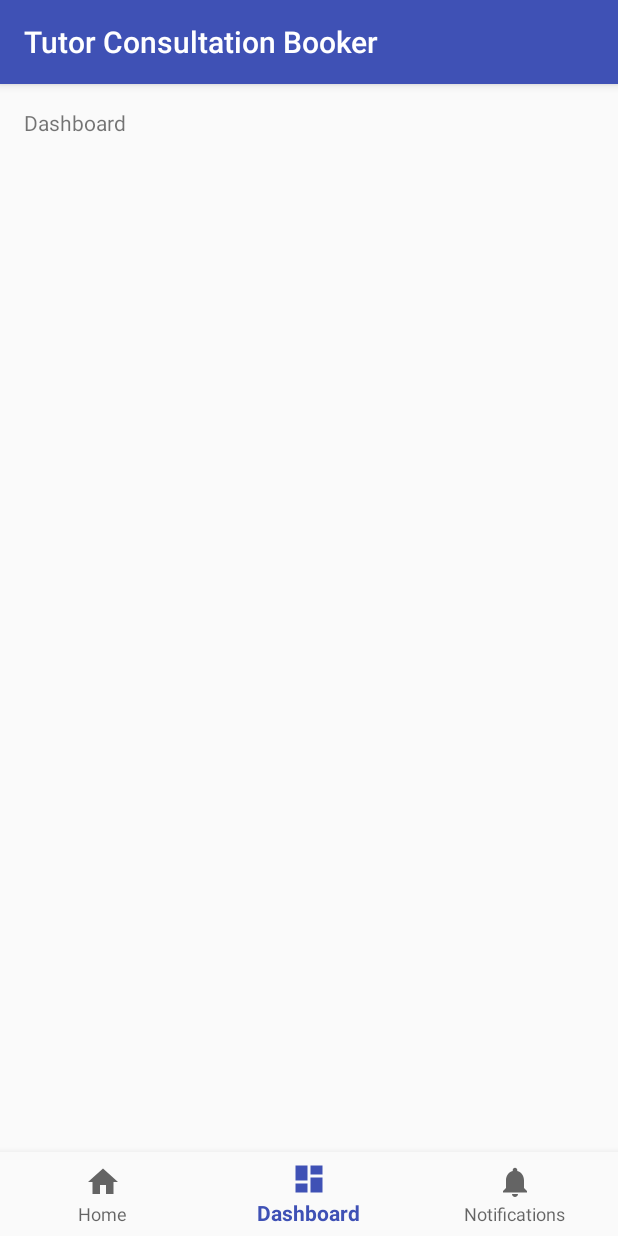
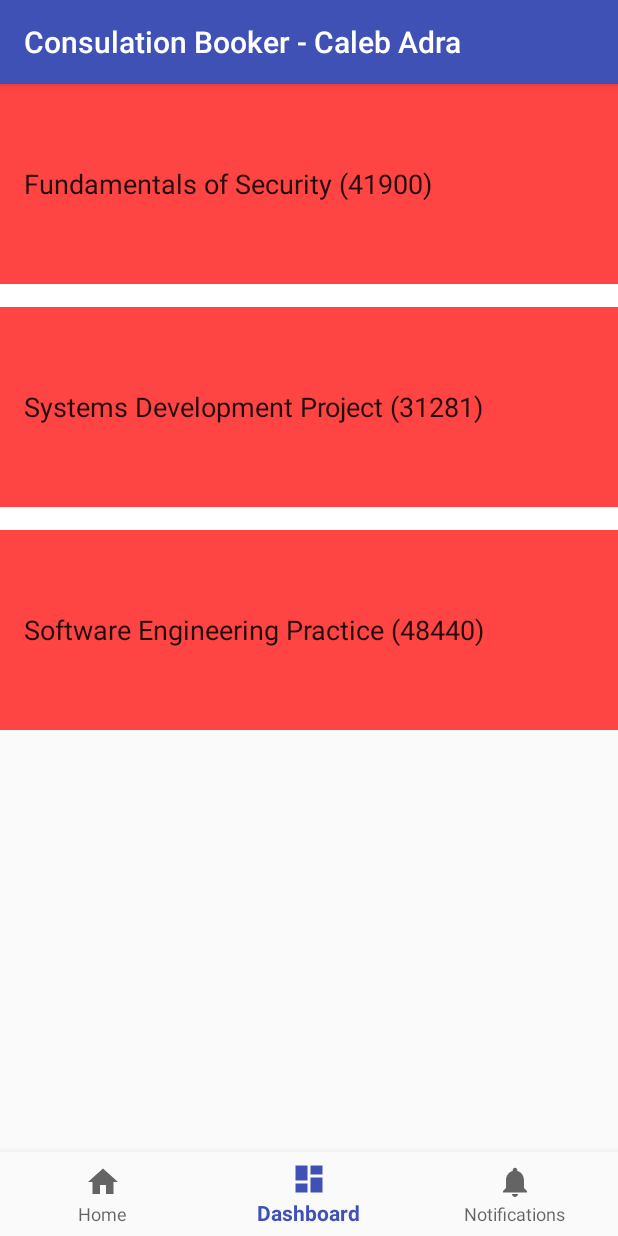
Before and after one commit to sc1122/SEPProject, an Android app: the StudentMenu screen opened directly, with no data from a screen before it, item 2 of the bottom bar chosen, on a phone screen of 412 x 824 dp. Run offline under Robolectric (Android 15) with nearby library versions, the light colour scheme and no system bars.

Commit message:
Finished prototype

```diff
--- a/SEPPrototype/app/build.gradle
+++ b/SEPPrototype/app/build.gradle
@@ -28,5 +28,6 @@ dependencies {
     compile 'com.android.support:appcompat-v7:26.+'
     compile 'com.android.support:design:26.+'
     compile 'com.android.support:support-vector-drawable:26.+'
+    compile 'com.android.support.constraint:constraint-layout:1.0.2'
     testCompile 'junit:junit:4.12'
 }
--- a/SEPPrototype/app/src/main/java/uts/sep/tcba/sepprototype/StudentMenu.java
+++ b/SEPPrototype/app/src/main/java/uts/sep/tcba/sepprototype/StudentMenu.java
@@ -1,44 +1,163 @@
 package uts.sep.tcba.sepprototype;
 
+import android.app.AlertDialog;
+import android.content.DialogInterface;
+import android.content.Intent;
 import android.os.Bundle;
 import android.support.annotation.NonNull;
 import android.support.design.widget.BottomNavigationView;
+import android.support.design.widget.FloatingActionButton;
 import android.support.v7.app.AppCompatActivity;
 import android.view.MenuItem;
-import android.widget.TextView;
+import android.view.View;
+import android.view.ViewGroup;
+import android.widget.*;
+import android.util.Log;
+import android.widget.AdapterView.OnItemClickListener;
+
+import java.util.ArrayList;
 
 public class StudentMenu extends AppCompatActivity{
 
 private TextView mTextMessage;
+private ListView listView;
+private FloatingActionButton newBookingButton;
+private ArrayList<String> bookings = new ArrayList<String>();
+private ArrayList<String> subjects = new ArrayList<String>();
+private ArrayList<String> pageList = new ArrayList<String>();
+private ArrayAdapter adapter;
 
-private BottomNavigationView.OnNavigationItemSelectedListener mOnNavigationItemSelectedListener
-        =new BottomNavigationView.OnNavigationItemSelectedListener(){
+    private BottomNavigationView.OnNavigationItemSelectedListener mOnNavigationItemSelectedListener =
+            new BottomNavigationView.OnNavigationItemSelectedListener(){
 
                 @Override
                 public boolean onNavigationItemSelected(@NonNull MenuItem item){
+                    pageList.clear();
+                    mTextMessage.setVisibility(View.VISIBLE);
+                    listView.setVisibility(View.GONE);
                     switch(item.getItemId()){
                         case R.id.navigation_home:
-        mTextMessage.setText(R.string.placeholder);
+                            newBookingButton.setVisibility(View.VISIBLE);
+                            pageList.addAll(bookings);
+                            adapter.notifyDataSetChanged();
+                            if (bookings.size() > 0) {
+                                mTextMessage.setVisibility(View.GONE);
+                                listView.setVisibility(View.VISIBLE);
+                            }
                             return true;
                         case R.id.navigation_dashboard:
-        mTextMessage.setText(R.string.title_dashboard);
+                            newBookingButton.setVisibility(View.GONE);
+                            pageList.addAll(subjects);
+                            adapter.notifyDataSetChanged();
+                            if (subjects.size() > 0) {
+                                mTextMessage.setVisibility(View.GONE);
+                                listView.setVisibility(View.VISIBLE);
+                            }
                             return true;
                         case R.id.navigation_notifications:
-        mTextMessage.setText(R.string.title_notifications);
+                            newBookingButton.setVisibility(View.GONE);
+                            mTextMessage.setText(R.string.notifications_placeholder);
                             return true;
                     }
                     return false;
                 }
-
             };
 
+
     @Override
-protected void onCreate(Bundle savedInstanceState){
+    protected void onCreate(Bundle savedInstanceState) {
         super.onCreate(savedInstanceState);
         setContentView(R.layout.activity_studentmenu);
-        mTextMessage=(TextView)findViewById(R.id.message);
-        BottomNavigationView navigation=(BottomNavigationView)findViewById(R.id.navigation);
+        mTextMessage = (TextView) findViewById(R.id.message);
+        BottomNavigationView navigation = (BottomNavigationView) findViewById(R.id.navigation);
         navigation.setOnNavigationItemSelectedListener(mOnNavigationItemSelectedListener);
+
+        populateData();
+        pageList = (ArrayList<String>) bookings.clone();
+
+        listView = (ListView) findViewById(R.id.list);
+
+        listView.setOnItemClickListener(new OnItemClickListener() {
+            public void onItemClick(AdapterView<?> parent, View view, int position, long id) {
+                //Object o = listView.getItemAtPosition(position);
+            }
+        });
+
+        // Define a new Adapter to bind data
+        // First parameter - Context, Second parameter - Layout for the row
+        // Third parameter - ID of the TextView to which the data is written, Fourth - the Array of data
+        //adapter = new ArrayAdapter<String>(this, android.R.layout.simple_list_item_1, android.R.id.text1, pageList);
+        // Assign adapter to ListView
+
+        adapter = new ArrayAdapter<String>(this, android.R.layout.simple_list_item_1, pageList) {
+            @Override
+            public View getView(int position, View convertView, ViewGroup parent) {
+                View view = super.getView(position, convertView, parent);
+                TextView textView = ((TextView) view.findViewById(android.R.id.text1));
+                textView.setMinHeight(0); // Min Height
+                textView.setMinimumHeight(0); // Min Height
+                textView.setHeight(200); // Height
+                textView.setTextSize(18);
+                return view;
+            }
+        };
+
+
+        listView.setAdapter(adapter);
+
+        newBookingButton = (FloatingActionButton) findViewById(R.id.newBooking);
+        newBookingButton.setOnClickListener(new View.OnClickListener() {
+            public void onClick(View v) {
+                Intent intent = new Intent(StudentMenu.this, MakeBooking.class);
+                intent.putExtra("caller", "StudentMenu");
+                startActivityForResult(intent, 1);
+            }
+        });
     }
 
+    public void populateData() {
+        bookings.clear();
+        bookings.add("12/09/2017 14:00 - Dr Atif Qureshi (48440)\nFEIT Learning Precinct, Building 11 Level 5");
+        bookings.add("14/09/2017 11:00 - Cam Reeves (41900)\nBuilding 11 Level B1, Room 401");
+        bookings.add("20/09/2017 13:30 - Dr. Tom McBride (31281)\nFEIT Learning Precinct, Building 11 Level 5");
+        bookings.add("21/10/2017 11:00 - Cam Reeves (41900)\nBuilding 11 Level B1, Room 401");
+        subjects.clear();
+        subjects.add("Fundamentals of Security (41900)");
+        subjects.add("Systems Development Project (31281)");
+        subjects.add("Software Engineering Practice (48440)");
     }
+
+    @Override
+    public void onBackPressed(){
+        AlertDialog alertDialog = new AlertDialog.Builder(StudentMenu.this).create();
+        alertDialog.setTitle("Alert");
+        alertDialog.setMessage("Would you like to log out?");
+
+        alertDialog.setButton(AlertDialog.BUTTON_NEGATIVE, "No",
+                new DialogInterface.OnClickListener() {
+                    public void onClick(DialogInterface dialog, int which) {
+                        dialog.dismiss();
+                    }
+                });
+
+        alertDialog.setButton(AlertDialog.BUTTON_POSITIVE, "Yes",
+                new DialogInterface.OnClickListener() {
+                    public void onClick(DialogInterface dialog, int which) {
+                        finish();
+                    }
+                });
+        alertDialog.show();
+    }
+
+    public void onActivityResult(int requestCode, int resultCode, Intent data) {
+        if (requestCode == 1 && data != null) {
+            if (resultCode == RESULT_OK) {
+                Log.e("HAPPY", "something");
+                String booking = data.getStringExtra("result");
+                bookings.add(booking);
+                pageList.add(booking);
+                adapter.notifyDataSetChanged();
+            }
+        }
+    }
+}
--- /dev/null
+++ b/SEPPrototype/app/src/main/res/drawable/ic_calendar_add.xml
@@ -0,0 +1,4 @@
+<vector android:height="192dp" android:viewportHeight="512.0"
+    android:viewportWidth="512.0" android:width="192dp" xmlns:android="http://schemas.android.com/apk/res/android">
+    <path android:fillColor="#FF000000" android:pathData="M96,80c0,8.8 -7.2,16 -16,16l0,0c-8.8,0 -16,-7.2 -16,-16V16c0,-8.8 7.2,-16 16,-16l0,0c8.8,0 16,7.2 16,16V80zM352,16c0,-8.8 -7.2,-16 -16,-16l0,0c-8.8,0 -16,7.2 -16,16v64c0,8.8 7.2,16 16,16l0,0c8.8,0 16,-7.2 16,-16V16zM384,288c-52.9,0 -96,43.1 -96,96s43.1,96 96,96s96,-43.1 96,-96S436.9,288 384,288M384,256c70.7,0 128,57.3 128,128s-57.3,128 -128,128s-128,-57.3 -128,-128S313.3,256 384,256L384,256zM128,192H64v64h64V192zM128,288H64v64h64V288zM224,192h-64v64h64V192zM224,288h-64v64h64V288zM224,384H34.7c-1.5,0 -2.7,-1.5 -2.7,-3.2V160h352v64h32V99.2C416,79.8 400.5,64 381.3,64H368v16c0,17.6 -14.3,32 -32,32s-32,-14.4 -32,-32V64H112v16c0,17.6 -14.3,32 -32,32S48,97.6 48,80V64H34.7C15.5,64 0,79.8 0,99.2v281.6C0,400.2 15.5,416 34.7,416H224V384zM320,192h-64v64h64V192zM432,368h-32v-32c0,-8.8 -7.2,-16 -16,-16s-16,7.2 -16,16v32h-32c-8.8,0 -16,7.2 -16,16s7.2,16 16,16h32v32c0,8.8 7.2,16 16,16s16,-7.2 16,-16v-32h32c8.8,0 16,-7.2 16,-16S440.8,368 432,368z"/>
+</vector>
--- a/SEPPrototype/app/src/main/res/layout/activity_studentmenu.xml
+++ b/SEPPrototype/app/src/main/res/layout/activity_studentmenu.xml
@@ -22,17 +22,33 @@
             android:layout_marginLeft="@dimen/activity_horizontal_margin"
             android:layout_marginRight="@dimen/activity_horizontal_margin"
             android:layout_marginTop="@dimen/activity_vertical_margin"
-            android:text="@string/placeholder" />
+            android:textSize="18dp"
+            android:text="@string/home_placeholder"
+            android:visibility="gone"/>
 
-        <ScrollView
+        <ListView
+            android:id="@+id/list"
             android:layout_width="match_parent"
-            android:layout_height="match_parent">
+            android:layout_height="wrap_content"
+            android:background="@color/colorAccent"
+            android:divider="@android:color/background_light"
+            android:dividerHeight="15dp" />
 
-            <LinearLayout
-                android:layout_width="match_parent"
-                android:layout_height="wrap_content"
-                android:orientation="vertical" />
-        </ScrollView>
+        <include layout="@layout/content_makebooking" />
+
+        <android.support.design.widget.FloatingActionButton
+            android:id="@+id/newBooking"
+            android:layout_width="75dp"
+            android:layout_height="75dp"
+            android:layout_gravity="bottom|end"
+            android:layout_margin="@dimen/fab_margin"
+            android:paddingBottom="20dp"
+            android:paddingRight="20dp"
+            android:tint="@android:color/background_light"
+            app:backgroundTint="@android:color/black"
+            app:fabSize="normal"
+            app:rippleColor="@android:color/background_dark"
+            app:srcCompat="@drawable/ic_calendar_add" />
 
     </FrameLayout>
 
--- /dev/null
+++ b/SEPPrototype/app/src/main/res/layout/content_makebooking.xml
@@ -0,0 +1,11 @@
+<?xml version="1.0" encoding="utf-8"?>
+<android.support.constraint.ConstraintLayout xmlns:android="http://schemas.android.com/apk/res/android"
+    xmlns:app="http://schemas.android.com/apk/res-auto"
+    xmlns:tools="http://schemas.android.com/tools"
+    android:layout_width="match_parent"
+    android:layout_height="match_parent"
+    app:layout_behavior="@string/appbar_scrolling_view_behavior"
+    tools:context="uts.sep.tcba.sepprototype.MakeBooking"
+    tools:showIn="@layout/activity_makebooking">
+
+</android.support.constraint.ConstraintLayout>
--- a/SEPPrototype/app/src/main/res/values/colors.xml
+++ b/SEPPrototype/app/src/main/res/values/colors.xml
@@ -2,5 +2,5 @@
 <resources>
     <color name="colorPrimary">#3F51B5</color>
     <color name="colorPrimaryDark">#303F9F</color>
-    <color name="colorAccent">#FF4081</color>
+    <color name="colorAccent">#ff4444</color>
 </resources>
--- a/SEPPrototype/app/src/main/res/values/dimens.xml
+++ b/SEPPrototype/app/src/main/res/values/dimens.xml
@@ -2,4 +2,5 @@
     <!-- Default screen margins, per the Android Design guidelines. -->
     <dimen name="activity_horizontal_margin">16dp</dimen>
     <dimen name="activity_vertical_margin">16dp</dimen>
+    <dimen name="fab_margin">16dp</dimen>
 </resources>
--- a/SEPPrototype/app/src/main/res/values/strings.xml
+++ b/SEPPrototype/app/src/main/res/values/strings.xml
@@ -13,9 +13,12 @@
     <string name="permission_rationale">"Contacts permissions are needed for providing email
         completions."
     </string>
-    <string name="title_activity_authentication._student_menu">Main Menu Student</string>
+    <string name="title_activity_studentmenu">Consulation Booker - Caleb Adra</string>
     <string name="title_home">Home</string>
     <string name="title_dashboard">Dashboard</string>
     <string name="title_notifications">Notifications</string>
-    <string name="placeholder">No bookings to show</string>
+    <string name="home_placeholder">No bookings to show</string>
+    <string name="subjects_placeholder">Not enrolled in any subjects</string>
+    <string name="notifications_placeholder">No new notifications</string>
+    <string name="title_activity_makebooking">Make a Booking</string>
 </resources>
--- a/SEPPrototype/app/src/main/res/values/styles.xml
+++ b/SEPPrototype/app/src/main/res/values/styles.xml
@@ -8,4 +8,13 @@
         <item name="colorAccent">@color/colorAccent</item>
     </style>
 
+    <style name="AppTheme.NoActionBar">
+        <item name="windowActionBar">false</item>
+        <item name="windowNoTitle">true</item>
+    </style>
+
+    <style name="AppTheme.AppBarOverlay" parent="ThemeOverlay.AppCompat.Dark.ActionBar" />
+
+    <style name="AppTheme.PopupOverlay" parent="ThemeOverlay.AppCompat.Light" />
+
 </resources>
```
Also changed, not shown: SEPPrototype/app/src/main/AndroidManifest.xml (+5 -5 lines), SEPPrototype/app/src/main/java/uts/sep/tcba/sepprototype/Authentication.java (+10 -8 lines), SEPPrototype/app/src/main/java/uts/sep/tcba/sepprototype/MakeBooking.java (added, +43 -0 lines), SEPPrototype/app/src/main/res/layout/activity_authentication.xml (+20 -6 lines), SEPPrototype/app/src/main/res/layout/activity_makebooking.xml (added, +110 -0 lines), SEPPrototype/app/src/main/ic_cal-web.png (added), SEPPrototype/app/src/main/res/drawable/uts_logo.png (added), SEPPrototype/app/src/main/uts_logo-web.png (added). Lines whose indentation alone changed are shown as unchanged.
